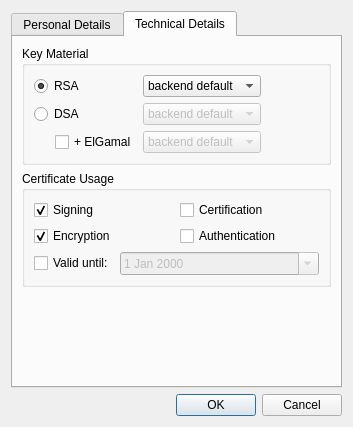
Old version of the form newcertificatewizard/advancedsettingsdialog.ui in the repository sensama/kleopatra.
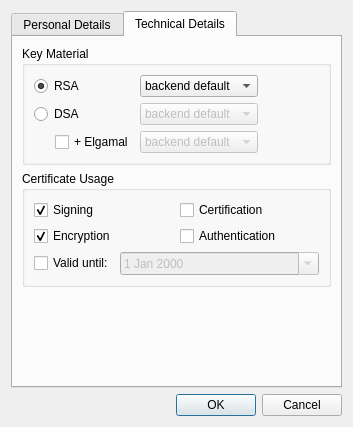
New version of the form. The open tabs and pages were chosen to show the change. Custom widgets are drawn as their Qt base class.

Commit message: AdvancedSettingsDialog: Mr. ElGamal is now written Elgamal

```diff
--- a/newcertificatewizard/advancedsettingsdialog.ui
+++ b/newcertificatewizard/advancedsettingsdialog.ui
@@ -133,7 +133,7 @@
              <bool>true</bool>
             </property>
             <property name="text" >
-             <string>+ ElGamal</string>
+             <string>+ Elgamal</string>
             </property>
            </widget>
           </item>
```
